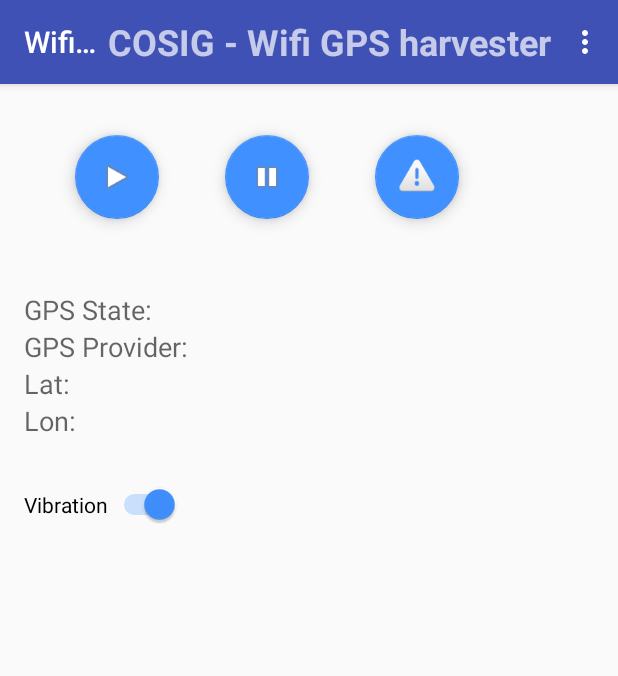
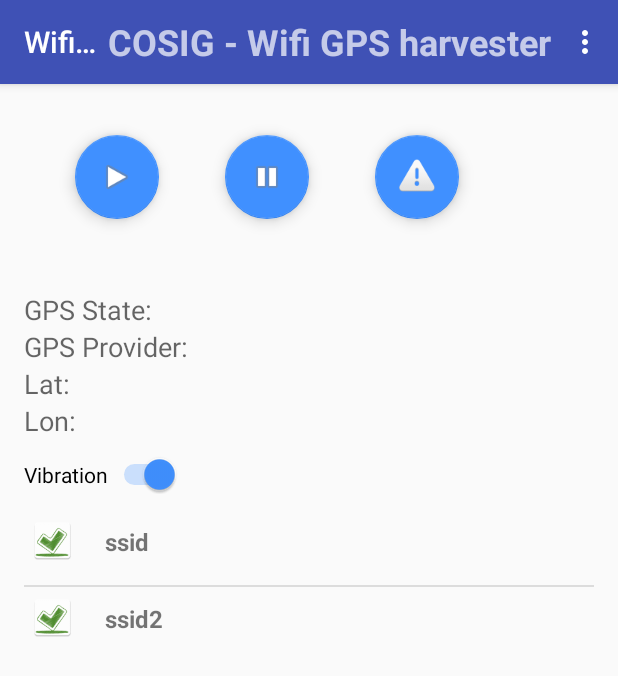
Before and after one commit to Themercee/WifiHarvester-android, an Android app: the screen it shows after launch (MainActivity), on a phone screen of 412 x 824 dp. Shown: the top 676 px of the screen. Run offline under Robolectric (Android 15) with nearby library versions, the phone set to English and light mode, and no system bars.

Commit message:
Add simple listView for Wifi. Not fully working yet

```diff
--- /dev/null
+++ b/app/src/main/java/com/cosig/wifiharvester/ArrayAdapterWifi.java
@@ -0,0 +1,46 @@
+package com.cosig.wifiharvester;
+
+import android.content.Context;
+import android.view.LayoutInflater;
+import android.view.View;
+import android.view.ViewGroup;
+import android.widget.ArrayAdapter;
+import android.widget.ImageView;
+import android.widget.TextView;
+
+import java.util.ArrayList;
+
+/**
+ * Created by Jimmy on 2016-06-08.
+ */
+public class ArrayAdapterWifi extends ArrayAdapter<WifiData> {
+    private final Context context;
+    private final ArrayList<WifiData> values;
+
+    public ArrayAdapterWifi(Context context, ArrayList<WifiData> values) {
+        super(context, R.layout.activity_itemlistview, values);
+        this.context = context;
+        this.values = values;
+    }
+
+    @Override
+    public View getView(int position, View convertView, ViewGroup parent) {
+        WifiData wifiData = getItem(position);
+
+        LayoutInflater inflater = (LayoutInflater) context.getSystemService(Context.LAYOUT_INFLATER_SERVICE);
+
+        View rowView = inflater.inflate(R.layout.activity_itemlistview, parent, false);
+
+        TextView textView = (TextView) rowView.findViewById(R.id.label);
+        ImageView imageView = (ImageView) rowView.findViewById(R.id.icon);
+
+        textView.setText(wifiData.getSSID());
+        imageView.setImageResource(R.mipmap.ic_ok_green);
+
+        // Change the icon for Windows and iPhone
+        String s = "";
+
+        return rowView;
+    }
+
+}
--- a/app/src/main/java/com/cosig/wifiharvester/MainActivity.java
+++ b/app/src/main/java/com/cosig/wifiharvester/MainActivity.java
@@ -10,7 +10,9 @@ import android.support.v7.widget.Toolbar;
 
 import android.view.Menu;
 import android.view.MenuItem;
+import android.widget.ArrayAdapter;
 import android.widget.CompoundButton;
+import android.widget.ListView;
 import android.widget.Switch;
 import android.widget.TextView;
 
@@ -18,9 +20,12 @@ import com.cosig.wifiharvester.clickListener.WifiInfoOnClickListener;
 import com.cosig.wifiharvester.clickListener.WifiStartOnClickListener;
 import com.cosig.wifiharvester.clickListener.WifiStopOnClickListener;
 
+import java.util.ArrayList;
+
 
 public class MainActivity extends AppCompatActivity {
     private Debug debug;
+    private ArrayList<WifiData> wifiArray;
 
     @Override
     protected void onCreate(Bundle savedInstanceState) {
@@ -30,25 +35,18 @@ public class MainActivity extends AppCompatActivity {
         setSupportActionBar(toolbar);
 
         debug = Debug.getDebug(this.getApplicationContext());
+
         initOnClickListener();  //Init Start Stop Info button
+        initSwitchVib();
 
-        Switch switchVib = (Switch) findViewById(R.id.switchCanVibrate);
+        wifiArray = new ArrayList<WifiData>();
+        wifiArray.add(new WifiData("ssid","bssid","WEP"));
+        wifiArray.add(new WifiData("ssid2","bssid2","WPA"));
 
-        if(switchVib == null){
-            debug.log("MainActivity", "SwitchVib == null!! Can't vibrate");
-        }
+        ArrayAdapterWifi adapter = new ArrayAdapterWifi(this, wifiArray);
+        ListView listView = (ListView) findViewById(R.id.wifi_list);
+        listView.setAdapter(adapter);
 
-        switchVib.setOnCheckedChangeListener(new CompoundButton.OnCheckedChangeListener() {
-            public void onCheckedChanged(CompoundButton buttonView, boolean isChecked) {
-                if (isChecked) {
-                    debug.vibrate();
-                    debug.setCanVibrate(true);
-                } else {
-                    debug.vibrate();
-                    debug.setCanVibrate(false);
-                }
-            }
-        });
 
 
     }
@@ -112,5 +110,24 @@ public class MainActivity extends AppCompatActivity {
         info.setOnClickListener(infoListener);
     }
 
+    private void initSwitchVib(){
+        Switch switchVib = (Switch) findViewById(R.id.switchCanVibrate);
+        if(switchVib == null){
+            debug.log("MainActivity", "SwitchVib == null!! Can't vibrate");
+        }
+
+        switchVib.setOnCheckedChangeListener(new CompoundButton.OnCheckedChangeListener() {
+            public void onCheckedChanged(CompoundButton buttonView, boolean isChecked) {
+                if (isChecked) {
+                    debug.vibrate();
+                    debug.setCanVibrate(true);
+                } else {
+                    debug.vibrate();
+                    debug.setCanVibrate(false);
+                }
+            }
+        });
+    }
+
 
 }
--- /dev/null
+++ b/app/src/main/java/com/cosig/wifiharvester/WifiData.java
@@ -0,0 +1,42 @@
+package com.cosig.wifiharvester;
+
+/**
+ * Created by Jimmy on 2016-06-07.
+ */
+public class WifiData {
+    private String SSID;
+    private String BSSID;
+    private String security;
+
+    public WifiData(String ssid, String bssid, String security){
+        this.SSID = ssid;
+        this.BSSID = bssid;
+        this.security = security;
+    }
+
+    public String getSecurity() {
+        return security;
+    }
+
+    public void setSecurity(String security) {
+        this.security = security;
+    }
+
+    public String getSSID() {
+        return SSID;
+    }
+
+    public void setSSID(String SSID) {
+        this.SSID = SSID;
+    }
+
+    public String getBSSID() {
+        return BSSID;
+    }
+
+    public void setBSSID(String BSSID) {
+        this.BSSID = BSSID;
+    }
+
+
+}
--- a/app/src/main/java/com/cosig/wifiharvester/WifiGpsHarvester.java
+++ b/app/src/main/java/com/cosig/wifiharvester/WifiGpsHarvester.java
@@ -3,11 +3,13 @@ package com.cosig.wifiharvester;
 import android.app.FragmentManager;
 import android.content.Context;
 import android.location.LocationProvider;
+import android.net.wifi.ScanResult;
 import android.net.wifi.WifiManager;
 import android.os.Environment;
 
 import java.io.FileWriter;
 import java.io.IOException;
+import java.util.List;
 
 
 /**
@@ -25,9 +27,6 @@ public class WifiGpsHarvester {
 
     private  boolean continueScanning;
 
-    private double lat;
-    private double lon;
-
     private Debug debug;
 
     private WifiManager.WifiLock wifiLock;
@@ -42,8 +41,6 @@ public class WifiGpsHarvester {
         this.debug = Debug.getDebug(this.context);
 
         this.newGpsUpdate = true;
-        this.lat = 0.0;
-        this.lon = 0.0;
 
         this.continueScanning = false;
     }
@@ -102,8 +99,6 @@ public class WifiGpsHarvester {
 
 
     public void addNewGpsCoord(double lat, double lon){
-        this.lat = lat;
-        this.lon = lon;
         this.newGpsUpdate = true;
         updateLatLon(lat,lon);
     }
@@ -173,4 +168,12 @@ public class WifiGpsHarvester {
     public boolean getContinueScanning(){
         return this.continueScanning;
     }
+
+    /**
+     *
+     * @param wifiList The list of SSID to add to the list (if they are not already saved)
+     */
+    public void addWifiToList(List<ScanResult> wifiList){
+
+    }
 }
--- /dev/null
+++ b/app/src/main/res/layout/activity_itemlistview.xml
@@ -0,0 +1,27 @@
+<?xml version="1.0" encoding="utf-8"?>
+<!--  Single List Item Design -->
+<LinearLayout xmlns:android="http://schemas.android.com/apk/res/android"
+    android:layout_width="wrap_content"
+    android:layout_height="50dp">
+
+    <ImageView
+        android:id="@+id/icon"
+        android:layout_width="30dip"
+        android:layout_height="30dip"
+        android:layout_marginLeft="4dip"
+        android:layout_marginRight="10dip"
+        android:layout_marginTop="5dip"
+        android:src="@mipmap/ic_ok_green" >
+    </ImageView>
+
+
+    <TextView xmlns:android="http://schemas.android.com/apk/res/android"
+        android:id="@+id/label"
+        android:layout_width="fill_parent"
+        android:layout_height="fill_parent"
+        android:padding="10dip"
+        android:textSize="16dip"
+        android:textStyle="bold" >
+    </TextView>
+
+</LinearLayout>
--- a/app/src/main/res/layout/content_main.xml
+++ b/app/src/main/res/layout/content_main.xml
@@ -96,8 +96,17 @@
         android:text="Vibration"
         android:id="@+id/switchCanVibrate"
         android:checked="true"
-        android:layout_marginTop="30dp"
+        android:layout_marginTop="10dp"
+        android:layout_marginBottom="10dp"
         android:layout_below="@+id/textViewLon"
         android:layout_alignParentLeft="true"
         android:layout_alignParentStart="true" />
+
+    <ListView
+        android:id="@+id/wifi_list"
+        android:layout_width="match_parent"
+        android:layout_height="wrap_content"
+        android:layout_below="@id/switchCanVibrate"
+
+        ></ListView>
 </RelativeLayout>
```
Also changed, not shown: app/src/main/ok-green-web.png (added), app/src/main/res/drawable-hdpi/ic_ok_green.png (added), app/src/main/res/drawable-mdpi/ic_ok_green.png (added), app/src/main/res/drawable-xhdpi/ic_ok_green.png (added), app/src/main/res/drawable-xxhdpi/ic_ok_green.png (added), app/src/main/res/mipmap-hdpi/ic_ok_green.png (added), app/src/main/res/mipmap-mdpi/ic_ok_green.png (added), app/src/main/res/mipmap-xhdpi/ic_ok_green.png (added), app/src/main/res/mipmap-xxhdpi/ic_ok_green.png (added), app/src/main/res/mipmap-xxxhdpi/ic_ok_green.png (added), 1 other file.
